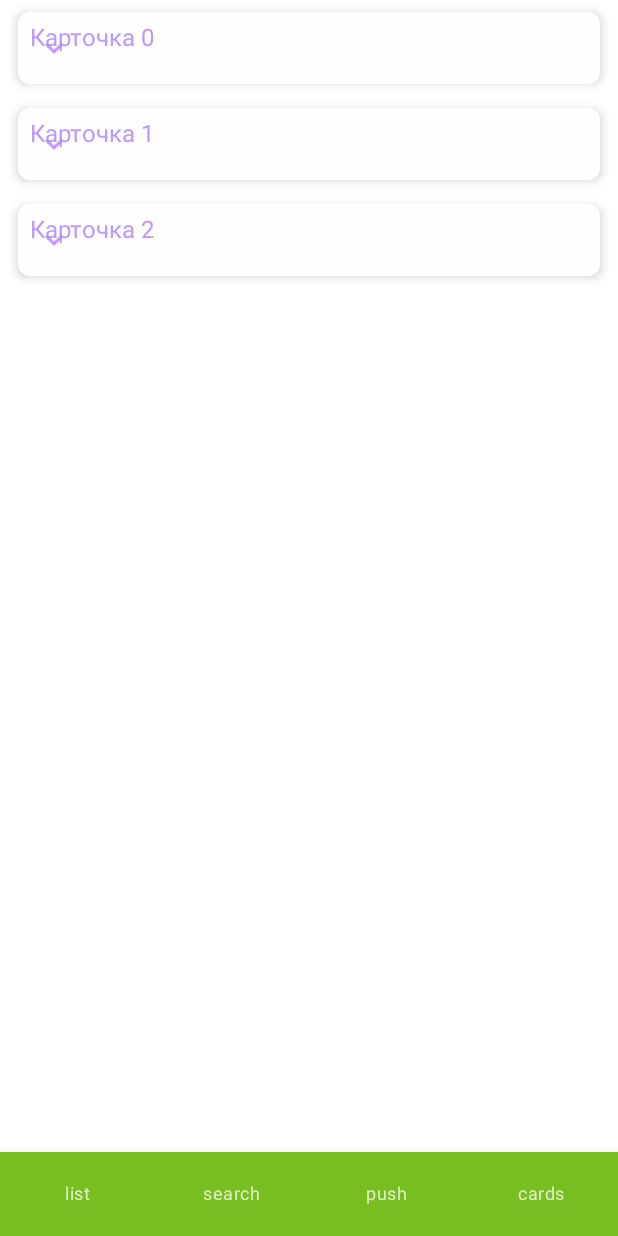
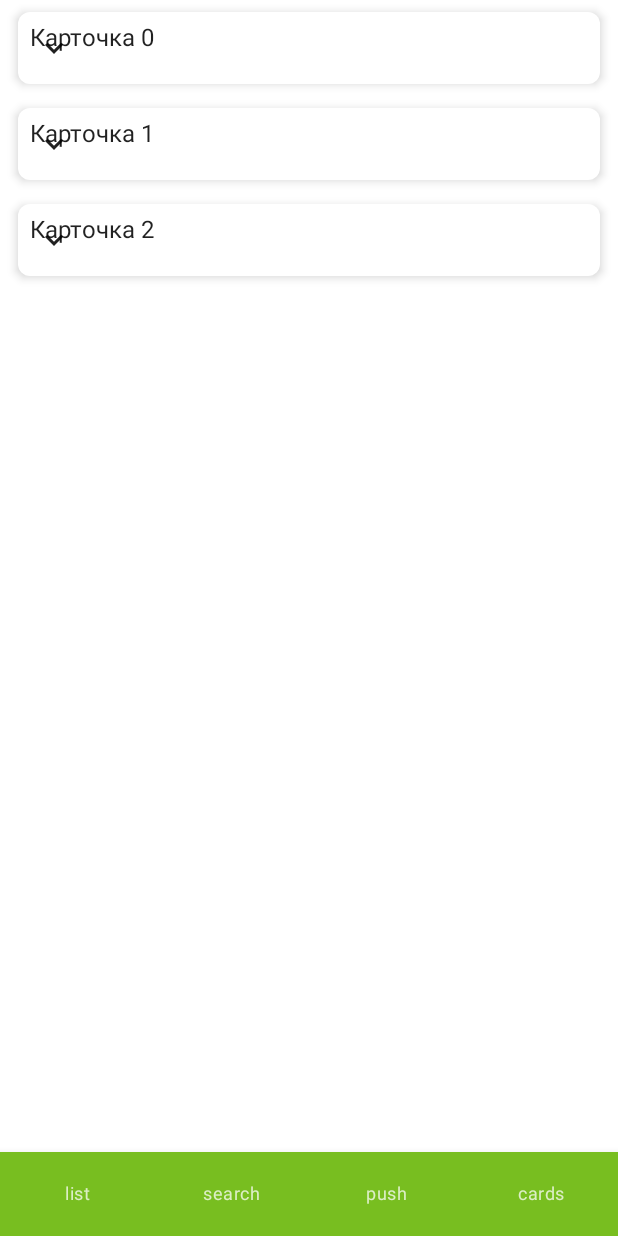
Before and after one commit to KhvostyakAlex/Compose2, an Android app built with Jetpack Compose: the CardsScreen screen opened through its navigation route, on a phone screen of 412 x 824 dp. Run offline under Robolectric (Android 15) with nearby library versions, the phone set to English and light mode, and no system bars.

Commit message:
Update CardsScreen.kt

```diff
--- a/app/src/main/java/ru/leroymerlin/internal/compose2/ui/screens/cards/CardsScreen.kt
+++ b/app/src/main/java/ru/leroymerlin/internal/compose2/ui/screens/cards/CardsScreen.kt
@@ -68,7 +68,8 @@ fun ExpandableCard(
     val cardBgColor by transition.animateColor({
         tween(durationMillis = EXPAND_ANIMATION_DURATION)
     }, label = "bgColorTransition") {
-        if (expanded) Color.White else cardCollapsedBackgroundColor
+       // if (expanded) Color.White else cardCollapsedBackgroundColor //другой фон при раскрытии
+        Color.White
     }
     val cardPaddingHorizontal by transition.animateDp({
         tween(durationMillis = EXPAND_ANIMATION_DURATION)
@@ -80,14 +81,17 @@ fun ExpandableCard(
     }, label = "elevationTransition") {
         if (expanded) 24.dp else 4.dp
     }
+
     val cardRoundedCorners by transition.animateDp({
         tween(
             durationMillis = EXPAND_ANIMATION_DURATION,
             easing = FastOutSlowInEasing
         )
     }, label = "cornersTransition") {
-        if (expanded) 8.dp else 8.dp
+       // if (expanded) 8.dp else 8.dp
+        8.dp
     }
+
     val arrowRotationDegree by transition.animateFloat({
         tween(durationMillis = EXPAND_ANIMATION_DURATION)
     }, label = "rotationDegreeTransition") {
@@ -99,7 +103,7 @@ fun ExpandableCard(
         contentColor = Color(
             ContextCompat.getColor(
                 LocalContext.current,
-                R.color.colorDayNightPurple
+                R.color.black
             )
         ),
         elevation = cardElevation,
@@ -113,11 +117,12 @@ fun ExpandableCard(
     ) {
         Column {
             Box {
+                CardTitle(title = card.title)
                 CardArrow(
                     degrees = arrowRotationDegree,
                     onClick = onCardArrowClick
                 )
-                CardTitle(title = card.title)
+
             }
             ExpandableContent(visible = expanded)
         }
@@ -135,7 +140,7 @@ fun CardArrow(
             Icon(
                 painter = painterResource(id = R.drawable.ic_expand_less_24),
                 contentDescription = "Expandable Arrow",
-                modifier = Modifier.rotate(degrees),
+                modifier = Modifier.rotate(degrees)
             )
         }
     )
```
